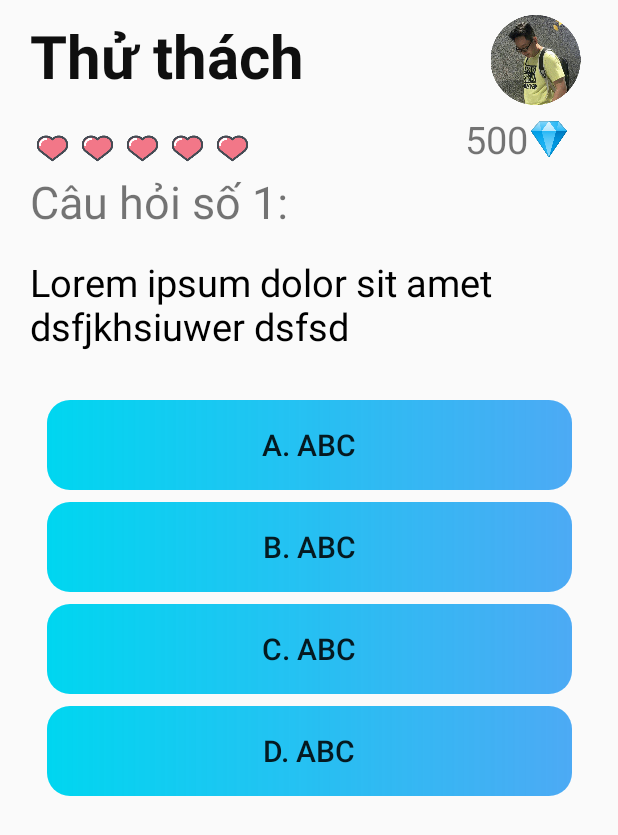
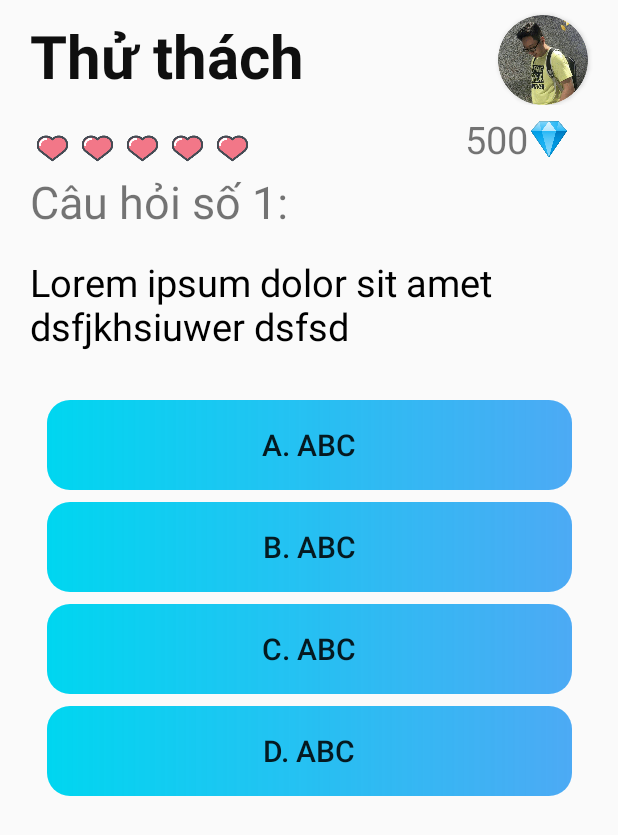
Before and after one commit to eouen12/do-an-LT-Android, an Android app: the LinhVucActivity screen opened directly, with no data from a screen before it, after a tap on "BUTTON", on a phone screen of 412 x 824 dp. Shown: the top 835 px of the screen. Run offline under Robolectric (Android 15) with nearby library versions, the phone set to English and light mode, and no system bars.

Commit message:
update layout

```diff
--- a/App Quiz Me/app/src/main/res/anim/intent_enter.xml
+++ b/App Quiz Me/app/src/main/res/anim/intent_enter.xml
@@ -2,5 +2,5 @@
 <set xmlns:android="http://schemas.android.com/apk/res/android">
     <translate android:fromXDelta="-100%"
                 android:toXDelta="0%"
-                android:duration="250"/>
+                android:duration="350"/>
 </set>
--- a/App Quiz Me/app/src/main/res/anim/intent_exit.xml
+++ b/App Quiz Me/app/src/main/res/anim/intent_exit.xml
@@ -3,5 +3,5 @@
     <translate
         android:fromYDelta="0%"
         android:toYDelta="100%"
-        android:duration="250"/>
+        android:duration="350"/>
 </set>
--- a/App Quiz Me/app/src/main/res/layout/activity_form_anh_dai_dien.xml
+++ b/App Quiz Me/app/src/main/res/layout/activity_form_anh_dai_dien.xml
@@ -6,14 +6,19 @@
     android:layout_height="wrap_content"
     tools:context=".formAnhDaiDien">
 
-    <ImageView
-        android:id="@+id/anhdaidien_imageview"
-        android:layout_width="70dp"
+    <androidx.cardview.widget.CardView
+        android:layout_width="60dp"
         android:layout_height="60dp"
+        app:cardCornerRadius="30dp"
+        android:layout_marginRight="20dp"
         android:layout_marginTop="10dp"
-        android:layout_marginEnd="20dp"
-        android:src="@drawable/jacklaing"
         app:layout_constraintEnd_toEndOf="parent"
-        app:layout_constraintTop_toTopOf="parent"
-        tools:srcCompat="@tools:sample/avatars" />
+        app:layout_constraintTop_toTopOf="parent">
+
+        <ImageView
+            android:id="@+id/anhdaidien_imageview"
+            android:layout_width="match_parent"
+            android:layout_height="match_parent"
+            android:src="@drawable/jacklaing" />
+    </androidx.cardview.widget.CardView>
 </androidx.constraintlayout.widget.ConstraintLayout>
```
